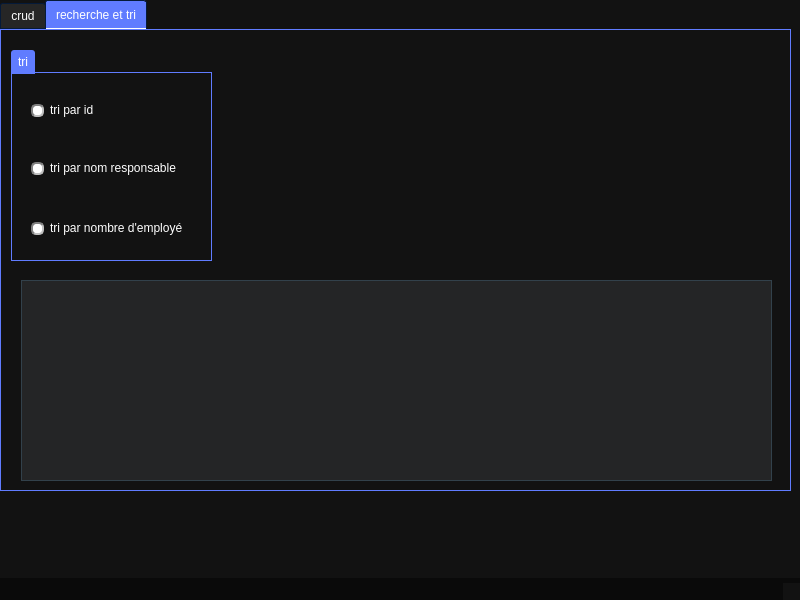
Qt form eletriccharging/mainwindow.ui (khelifi19/aesir) before a commit.
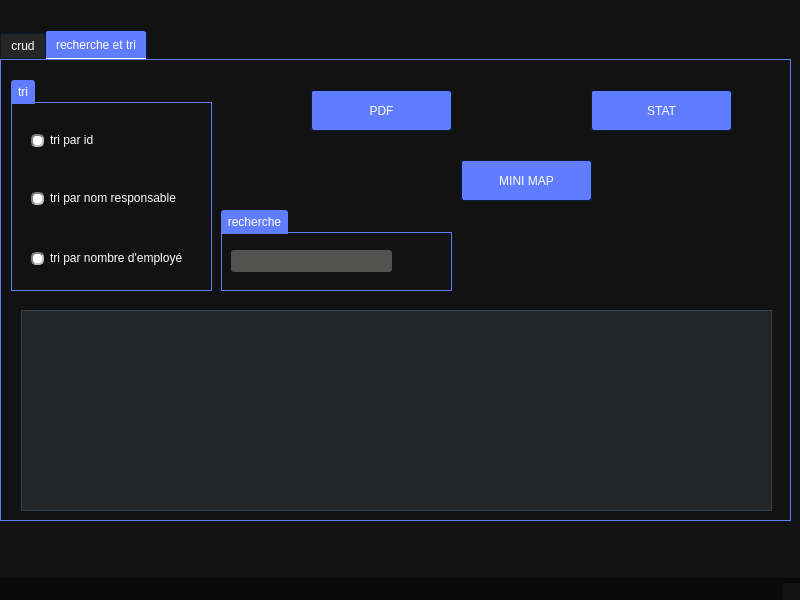
The same form after that commit. The open tabs and pages were chosen to show the change. Icons and pictures are not drawn.

```diff
--- a/eletriccharging/mainwindow.ui
+++ b/eletriccharging/mainwindow.ui
@@ -1189,7 +1189,7 @@
     <property name="geometry">
      <rect>
       <x>0</x>
-      <y>0</y>
+      <y>30</y>
       <width>791</width>
       <height>491</height>
      </rect>
@@ -1609,6 +1609,81 @@
        </property>
       </widget>
      </widget>
+     <widget class="QGroupBox" name="groupBox_5">
+      <property name="geometry">
+       <rect>
+        <x>220</x>
+        <y>150</y>
+        <width>231</width>
+        <height>81</height>
+       </rect>
+      </property>
+      <property name="title">
+       <string>recherche</string>
+      </property>
+      <widget class="QLineEdit" name="le_recherhe">
+       <property name="geometry">
+        <rect>
+         <x>10</x>
+         <y>40</y>
+         <width>161</width>
+         <height>22</height>
+        </rect>
+       </property>
+      </widget>
+      <widget class="QLabel" name="label_12">
+       <property name="geometry">
+        <rect>
+         <x>10</x>
+         <y>30</y>
+         <width>91</width>
+         <height>16</height>
+        </rect>
+       </property>
+       <property name="text">
+        <string/>
+       </property>
+      </widget>
+     </widget>
+     <widget class="QPushButton" name="le_pdf">
+      <property name="geometry">
+       <rect>
+        <x>310</x>
+        <y>30</y>
+        <width>141</width>
+        <height>41</height>
+       </rect>
+      </property>
+      <property name="text">
+       <string>PDF</string>
+      </property>
+     </widget>
+     <widget class="QPushButton" name="le_stat">
+      <property name="geometry">
+       <rect>
+        <x>590</x>
+        <y>30</y>
+        <width>141</width>
+        <height>41</height>
+       </rect>
+      </property>
+      <property name="text">
+       <string>STAT</string>
+      </property>
+     </widget>
+     <widget class="QPushButton" name="le_map">
+      <property name="geometry">
+       <rect>
+        <x>460</x>
+        <y>100</y>
+        <width>131</width>
+        <height>41</height>
+       </rect>
+      </property>
+      <property name="text">
+       <string>MINI MAP</string>
+      </property>
+     </widget>
     </widget>
    </widget>
   </widget>
```
Left out of the diff: 70 changed lines with no effect on the pictures.
